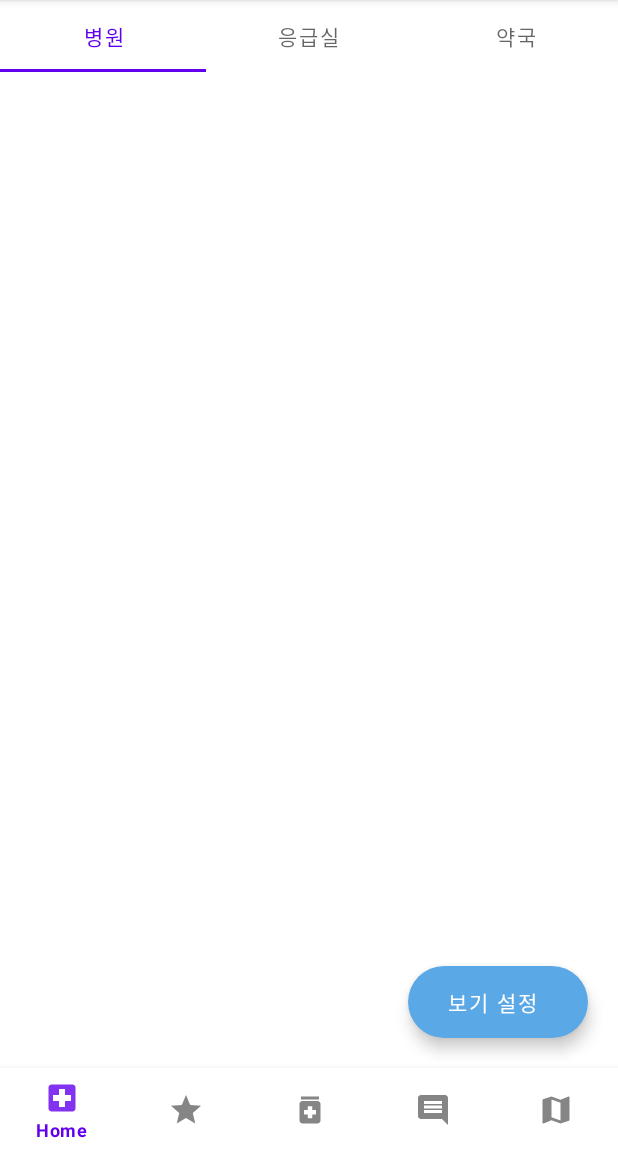
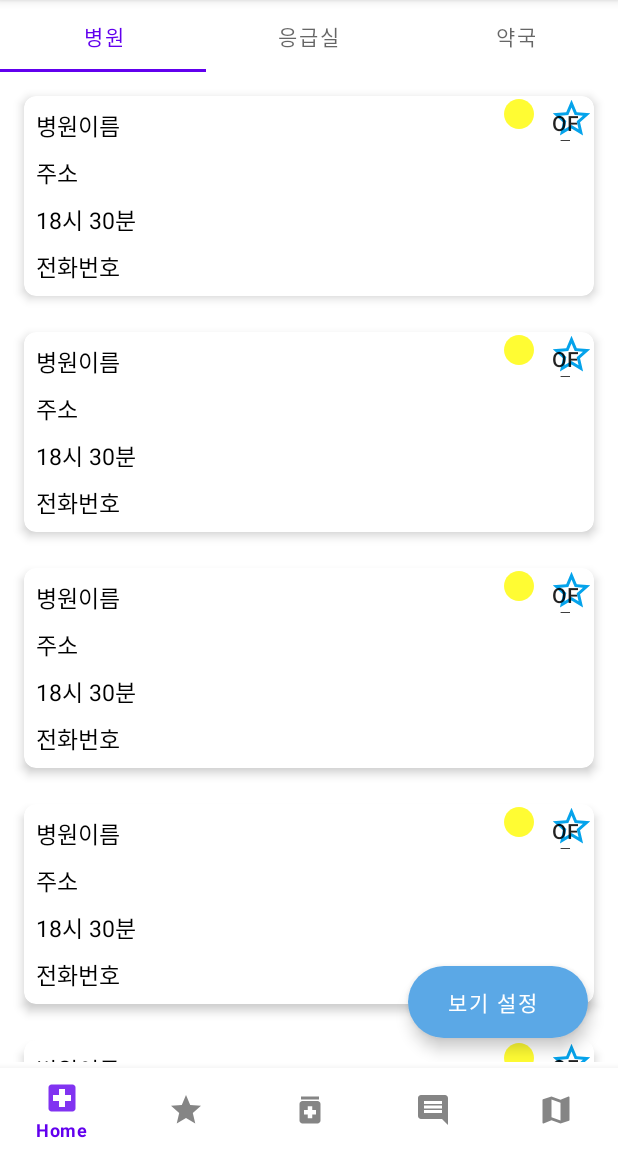
Before and after one commit to kkt98/HospitalInMyHand, an Android app: the screen it shows after launch (MainActivity), on a phone screen of 412 x 824 dp, the part 84-1236 px from its top. Run offline under Robolectric (Android 15) with nearby library versions, the phone set to English and light mode, and no system bars.

Commit message:
recycler

```diff
--- /dev/null
+++ b/app/src/main/java/com/kkt1019/hospitalinmyhand/HomeAdapter.kt
@@ -0,0 +1,42 @@
+package com.kkt1019.hospitalinmyhand
+
+import android.content.Context
+import android.view.LayoutInflater
+import android.view.View
+import android.view.ViewGroup
+import android.widget.ImageView
+import android.widget.TextView
+import androidx.recyclerview.widget.RecyclerView
+
+class HomeAdapter constructor(val context:Context, var items:MutableList<HomeItem>) : RecyclerView.Adapter<HomeAdapter.VH>(){
+
+    inner class VH(itemView: View) : RecyclerView.ViewHolder(itemView){
+
+        val tvTitle : TextView by lazy { itemView.findViewById(R.id.title) }
+        val tvAddress : TextView by lazy { itemView.findViewById(R.id.address) }
+        val tvTime : TextView by lazy { itemView.findViewById(R.id.time) }
+        val tvTell : TextView by lazy { itemView.findViewById(R.id.tell) }
+//        val ivLight : ImageView by lazy { itemView.findViewById(R.id.light) }
+//        val ivFav : ImageView by lazy { itemView.findViewById(R.id.fav) }
+
+    }
+
+    override fun onCreateViewHolder(parent: ViewGroup, viewType: Int): VH {
+        val inflater: LayoutInflater = LayoutInflater.from(context)
+        val itemView = inflater.inflate(R.layout.recycler_home_item, parent,false)
+
+        return VH(itemView)
+    }
+
+    override fun onBindViewHolder(holder: VH, position: Int) {
+        val item = items.get(position)
+
+        holder.tvTitle.setText(item.dutyName)
+        holder.tvAddress.setText(item.dutyAddr)
+        holder.tvTime.setText(item.dutyTime1c)
+        holder.tvTell.setText(item.dutyTell)
+
+    }
+
+    override fun getItemCount(): Int = items.size
+}
--- /dev/null
+++ b/app/src/main/java/com/kkt1019/hospitalinmyhand/HomeItem.kt
@@ -0,0 +1,5 @@
+package com.kkt1019.hospitalinmyhand
+
+class HomeItem constructor(var dutyAddr:String, var dutyName:String, var dutyTell:String, var dutyTime1s:String, var dutyTime1c:String)
+//                           var dutyTime2s:String, var dutyTime2c:String, var dutyTime3s:String, var dutyTime3c:String, var dutyTime4s:String, var dutyTime4c:String,
+//                           var dutyTime5s:String, var dutyTime5c:String, var dutyTime6s:String, var dutyTime6c:String, var light:Int, var fav:Int)
--- a/app/src/main/java/com/kkt1019/hospitalinmyhand/HomePage1Fragment.kt
+++ b/app/src/main/java/com/kkt1019/hospitalinmyhand/HomePage1Fragment.kt
@@ -9,11 +9,14 @@ import android.view.View
 import android.view.ViewGroup
 import android.widget.*
 import androidx.fragment.app.Fragment
+import androidx.recyclerview.widget.RecyclerView
 import com.kkt1019.hospitalinmyhand.databinding.FragmentHomePage1Binding
 
 class HomePage1Fragment:Fragment() {
 
+    val recycler:RecyclerView by lazy { binding.recycler }
 
+    var items = mutableListOf<HomeItem>()
 
     override fun onCreateView(
         inflater: LayoutInflater,
@@ -23,9 +26,23 @@ class HomePage1Fragment:Fragment() {
 
         binding.btn.setOnClickListener { spinner() }
 
+        datas()
+
         return binding.root
     }
         val binding: FragmentHomePage1Binding by lazy { FragmentHomePage1Binding.inflate(layoutInflater) }
+
+    fun datas(){
+
+        items.add( HomeItem("주소", "병원이름", "전화번호", "8시30분", "18시 30분"))
+        items.add( HomeItem("주소", "병원이름", "전화번호", "8시30분", "18시 30분"))
+        items.add( HomeItem("주소", "병원이름", "전화번호", "8시30분", "18시 30분"))
+        items.add( HomeItem("주소", "병원이름", "전화번호", "8시30분", "18시 30분"))
+        items.add( HomeItem("주소", "병원이름", "전화번호", "8시30분", "18시 30분"))
+        items.add( HomeItem("주소", "병원이름", "전화번호", "8시30분", "18시 30분"))
+        recycler.adapter = HomeAdapter(activity as Context, items)
+
+    }
 
 
 
--- /dev/null
+++ b/app/src/main/res/drawable-anydpi/ic_light_off.xml
@@ -0,0 +1,11 @@
+<vector xmlns:android="http://schemas.android.com/apk/res/android"
+    android:width="24dp"
+    android:height="24dp"
+    android:viewportWidth="24"
+    android:viewportHeight="24"
+    android:tint="#000000"
+    android:alpha="0.8">
+  <path
+      android:fillColor="@android:color/white"
+      android:pathData="M12,2C6.47,2 2,6.47 2,12s4.47,10 10,10 10,-4.47 10,-10S17.53,2 12,2z"/>
+</vector>
--- /dev/null
+++ b/app/src/main/res/drawable-anydpi/ic_light_on.xml
@@ -0,0 +1,11 @@
+<vector xmlns:android="http://schemas.android.com/apk/res/android"
+    android:width="24dp"
+    android:height="24dp"
+    android:viewportWidth="24"
+    android:viewportHeight="24"
+    android:tint="#FFFB00"
+    android:alpha="0.8">
+  <path
+      android:fillColor="@android:color/white"
+      android:pathData="M12,2C6.47,2 2,6.47 2,12s4.47,10 10,10 10,-4.47 10,-10S17.53,2 12,2z"/>
+</vector>
--- /dev/null
+++ b/app/src/main/res/drawable/ic_baseline_star_border_24.xml
@@ -0,0 +1,5 @@
+<vector android:height="24dp" android:tint="#05A3EB"
+    android:viewportHeight="24" android:viewportWidth="24"
+    android:width="24dp" xmlns:android="http://schemas.android.com/apk/res/android">
+    <path android:fillColor="@android:color/white" android:pathData="M22,9.24l-7.19,-0.62L12,2 9.19,8.63 2,9.24l5.46,4.73L5.82,21 12,17.27 18.18,21l-1.63,-7.03L22,9.24zM12,15.4l-3.76,2.27 1,-4.28 -3.32,-2.88 4.38,-0.38L12,6.1l1.71,4.04 4.38,0.38 -3.32,2.88 1,4.28L12,15.4z"/>
+</vector>
--- /dev/null
+++ b/app/src/main/res/drawable/ic_baseline_star_rate_24.xml
@@ -0,0 +1,5 @@
+<vector android:height="24dp" android:tint="#05A3EB"
+    android:viewportHeight="24" android:viewportWidth="24"
+    android:width="24dp" xmlns:android="http://schemas.android.com/apk/res/android">
+    <path android:fillColor="@android:color/white" android:pathData="M14.43,10l-2.43,-8l-2.43,8l-7.57,0l6.18,4.41l-2.35,7.59l6.17,-4.69l6.18,4.69l-2.35,-7.59l6.17,-4.41z"/>
+</vector>
--- a/app/src/main/res/layout/fragment_home.xml
+++ b/app/src/main/res/layout/fragment_home.xml
@@ -2,11 +2,8 @@
 <RelativeLayout xmlns:android="http://schemas.android.com/apk/res/android"
     xmlns:tools="http://schemas.android.com/tools"
     android:layout_width="match_parent"
-    android:layout_height="match_parent">
-
-    <androidx.constraintlayout.widget.ConstraintLayout
-        android:layout_width="match_parent"
-        android:layout_height="match_parent">
+    android:layout_height="match_parent"
+    xmlns:app="http://schemas.android.com/apk/res-auto">
 
         <com.google.android.material.tabs.TabLayout
             android:id="@+id/layout_tab"
@@ -22,6 +19,4 @@
             android:orientation="horizontal"
             android:layout_below="@+id/layout_tab" />
 
-    </androidx.constraintlayout.widget.ConstraintLayout>
-
 </RelativeLayout>
--- /dev/null
+++ b/app/src/main/res/layout/recycler_home_item.xml
@@ -0,0 +1,79 @@
+<?xml version="1.0" encoding="utf-8"?>
+<androidx.cardview.widget.CardView xmlns:android="http://schemas.android.com/apk/res/android"
+    android:layout_width="match_parent"
+    android:layout_height="wrap_content"
+    xmlns:app="http://schemas.android.com/apk/res-auto"
+    app:cardCornerRadius="8dp"
+    app:cardElevation="4dp"
+    android:layout_margin="12dp">
+
+    <RelativeLayout
+        android:layout_width="match_parent"
+        android:layout_height="match_parent">
+
+        <TextView
+            android:id="@+id/title"
+            android:layout_width="wrap_content"
+            android:layout_height="wrap_content"
+            android:text="Title"
+            android:padding="8dp"
+            android:textSize="15sp"
+            android:textColor="@color/black"/>
+
+        <TextView
+            android:id="@+id/address"
+            android:layout_width="wrap_content"
+            android:layout_height="wrap_content"
+            android:text="adress"
+            android:paddingLeft="8dp"
+            android:paddingBottom="8dp"
+            android:paddingRight="8dp"
+            android:textSize="15sp"
+            android:textColor="@color/black"
+            android:layout_below="@+id/title"/>
+
+        <TextView
+            android:id="@+id/time"
+            android:layout_width="wrap_content"
+            android:layout_height="wrap_content"
+            android:text="time"
+            android:textSize="15sp"
+            android:textColor="@color/black"
+            android:layout_below="@+id/address"
+            android:paddingLeft="8dp"
+            android:paddingBottom="8dp"
+            android:paddingRight="8dp"/>
+
+        <TextView
+            android:id="@+id/tell"
+            android:layout_width="wrap_content"
+            android:layout_height="wrap_content"
+            android:text="tell"
+            android:textSize="15sp"
+            android:textColor="@color/black"
+            android:layout_below="@+id/time"
+            android:paddingLeft="8dp"
+            android:paddingBottom="8dp"
+            android:paddingRight="8dp"/>
+
+        <ToggleButton
+            android:id="@+id/fav"
+            android:layout_width="30dp"
+            android:layout_height="30dp"
+            android:layout_alignParentRight="true"
+            android:background="@drawable/ic_baseline_star_border_24"
+            android:paddingTop="8dp"
+            android:paddingRight="8dp" />
+
+        <ImageView
+            android:id="@+id/light"
+            android:layout_width="wrap_content"
+            android:layout_height="wrap_content"
+            android:layout_toLeftOf="@+id/fav"
+            android:paddingRight="8dp"
+            android:src="@drawable/ic_light_on" />
+
+
+    </RelativeLayout>
+
+</androidx.cardview.widget.CardView>
```
Also changed, not shown: app/src/main/res/drawable-hdpi/ic_light_off.png (added), app/src/main/res/drawable-hdpi/ic_light_on.png (added), app/src/main/res/drawable-mdpi/ic_light_off.png (added), app/src/main/res/drawable-mdpi/ic_light_on.png (added), app/src/main/res/drawable-xhdpi/ic_light_off.png (added), app/src/main/res/drawable-xhdpi/ic_light_on.png (added), app/src/main/res/drawable-xxhdpi/ic_light_off.png (added), app/src/main/res/drawable-xxhdpi/ic_light_on.png (added).
